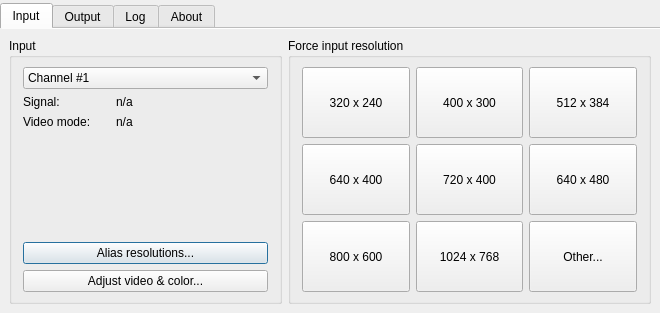
The window that src/qt/d_control_panel.ui (mrehkopf/vcs) describes before a commit, drawn with Qt 5.
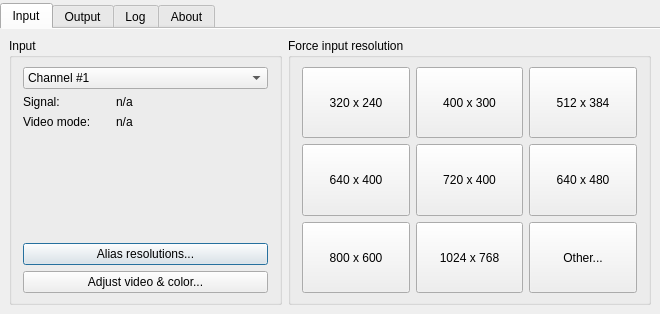
The same window after the commit.

```diff
--- a/src/qt/d_control_panel.ui
+++ b/src/qt/d_control_panel.ui
@@ -7,7 +7,7 @@
     <x>0</x>
     <y>0</y>
     <width>660</width>
-    <height>313</height>
+    <height>314</height>
    </rect>
   </property>
   <property name="windowTitle">
```
